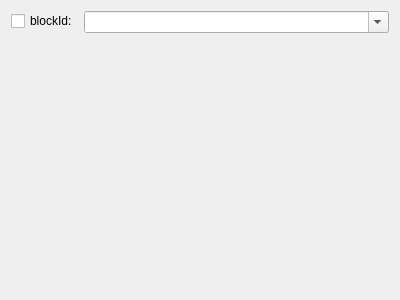
The window that searchblockpluginwidget.ui (cre4ture/minutor-1) describes before a commit, drawn with Qt 5.
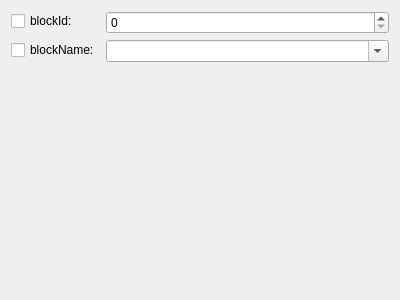
The same window after the commit.

Commit message: search for blocks

What changed in the file:
```diff
--- a/searchblockpluginwidget.ui
+++ b/searchblockpluginwidget.ui
@@ -24,7 +24,21 @@
       </widget>
      </item>
      <item row="0" column="1">
-      <widget class="QComboBox" name="cb_blockId">
+      <widget class="QSpinBox" name="sb_id">
+       <property name="maximum">
+        <number>999999999</number>
+       </property>
+      </widget>
+     </item>
+     <item row="1" column="0">
+      <widget class="QCheckBox" name="check_Name">
+       <property name="text">
+        <string>blockName:</string>
+       </property>
+      </widget>
+     </item>
+     <item row="1" column="1">
+      <widget class="QComboBox" name="cb_Name">
        <property name="editable">
         <bool>true</bool>
        </property>
```
The commit also changes 16 other files.
